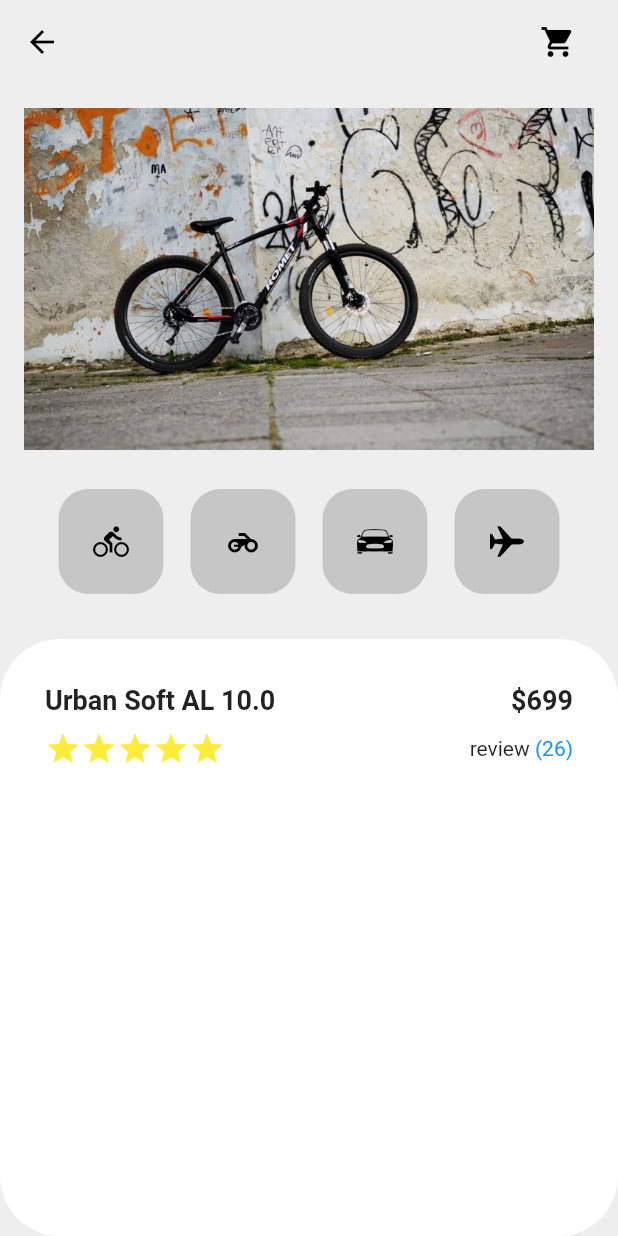
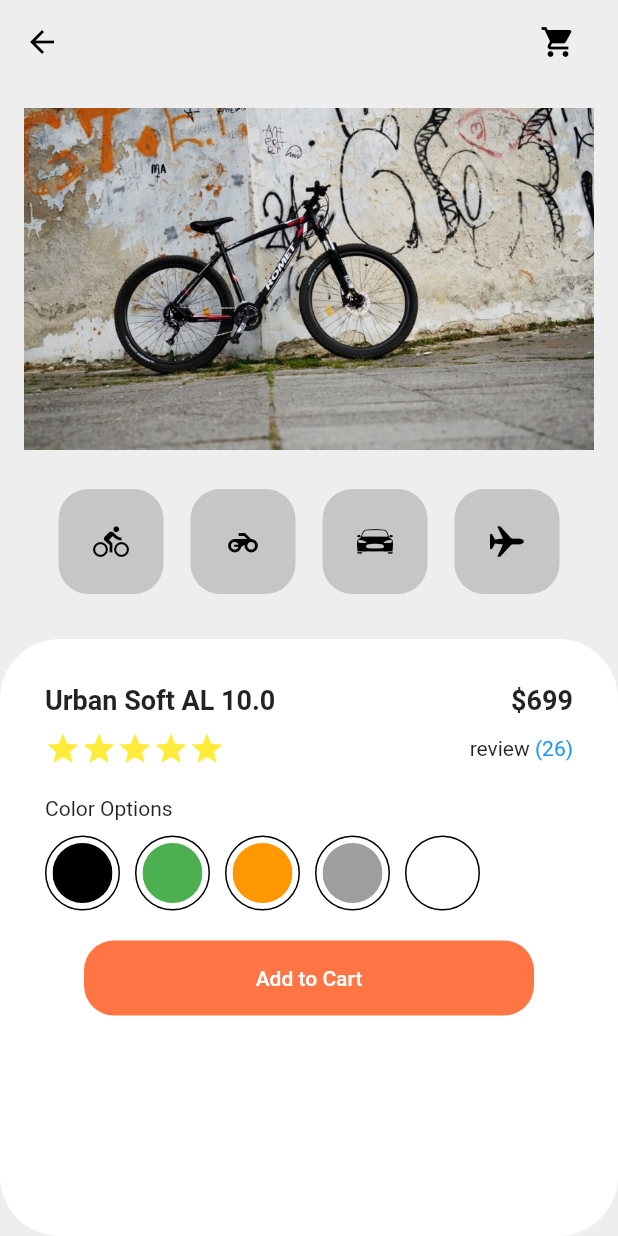
Before and after one commit to mugon-dev/flutter-shopping_cart_app, a Flutter app: the screen it shows after launch, on a phone screen of 412 x 824 dp. Run offline on Flutter 3.47's test engine with Material 2 defaults, Android fonts, the phone set to English and light mode, and no system bars.

Commit message:
add bottom color options, button

```diff
--- /dev/null
+++ b/lib/components/color_icon.dart
@@ -0,0 +1,40 @@
+import 'package:flutter/material.dart';
+
+class ColorIcon extends StatelessWidget {
+  final Color mColor;
+  const ColorIcon(
+    this.mColor, {
+    Key? key,
+  }) : super(key: key);
+
+  @override
+  Widget build(BuildContext context) {
+    return Padding(
+      padding: const EdgeInsets.only(right: 10),
+      child: Stack(
+        children: [
+          Container(
+            width: 50,
+            height: 50,
+            decoration: BoxDecoration(
+              color: Colors.white,
+              border: Border.all(),
+              shape: BoxShape.circle,
+            ),
+          ),
+          Positioned(
+            left: 5,
+            top: 5,
+            child: ClipOval(
+              child: Container(
+                color: mColor,
+                width: 40,
+                height: 40,
+              ),
+            ),
+          ),
+        ],
+      ),
+    );
+  }
+}
--- a/lib/constants.dart
+++ b/lib/constants.dart
@@ -5,3 +5,6 @@ const kPrimaryColor = Color(0xFFeeeeee);
 
 //box grey color
 const kSecondaryColor = Color(0xFFc6c6c6);
+
+//event color
+const kAccentColor = Color(0xFFff7644);
--- a/lib/main.dart
+++ b/lib/main.dart
@@ -2,6 +2,7 @@ import 'package:flutter/cupertino.dart';
 import 'package:flutter/material.dart';
 import 'package:shopping_cart/constants.dart';
 
+import 'components/color_icon.dart';
 import 'components/product_icon.dart';
 
 void main() {
@@ -68,6 +69,7 @@ class ShoppingCartPage extends StatelessWidget {
           child: Padding(
             padding: const EdgeInsets.all(30.0),
             child: Column(
+              crossAxisAlignment: CrossAxisAlignment.start,
               children: [
                 Row(
                   mainAxisAlignment: MainAxisAlignment.spaceBetween,
@@ -91,26 +93,11 @@ class ShoppingCartPage extends StatelessWidget {
                 SizedBox(height: 10),
                 Row(
                   children: [
-                    Icon(
-                      Icons.star,
-                      color: Colors.yellow,
-                    ),
-                    Icon(
-                      Icons.star,
-                      color: Colors.yellow,
-                    ),
-                    Icon(
-                      Icons.star,
-                      color: Colors.yellow,
-                    ),
-                    Icon(
-                      Icons.star,
-                      color: Colors.yellow,
-                    ),
-                    Icon(
-                      Icons.star,
-                      color: Colors.yellow,
-                    ),
+                    Icon(Icons.star, color: Colors.yellow),
+                    Icon(Icons.star, color: Colors.yellow),
+                    Icon(Icons.star, color: Colors.yellow),
+                    Icon(Icons.star, color: Colors.yellow),
+                    Icon(Icons.star, color: Colors.yellow),
                     Spacer(),
                     Text("review "),
                     Text(
@@ -119,6 +106,39 @@ class ShoppingCartPage extends StatelessWidget {
                     ),
                   ],
                 ),
+                SizedBox(height: 20),
+                Text("Color Options"),
+                SizedBox(height: 10),
+                Row(
+                  children: [
+                    ColorIcon(Colors.black),
+                    ColorIcon(Colors.green),
+                    ColorIcon(Colors.orange),
+                    ColorIcon(Colors.grey),
+                    ColorIcon(Colors.white),
+                  ],
+                ),
+                SizedBox(
+                  height: 20,
+                ),
+                Align(
+                  child: TextButton(
+                    onPressed: () {},
+                    child: Text(
+                      "Add to Cart",
+                      style: TextStyle(
+                        color: Colors.white,
+                      ),
+                    ),
+                    style: TextButton.styleFrom(
+                      backgroundColor: kAccentColor,
+                      minimumSize: Size(300, 50),
+                      shape: RoundedRectangleBorder(
+                        borderRadius: BorderRadius.circular(20),
+                      ),
+                    ),
+                  ),
+                )
               ],
             ),
           ),
```
